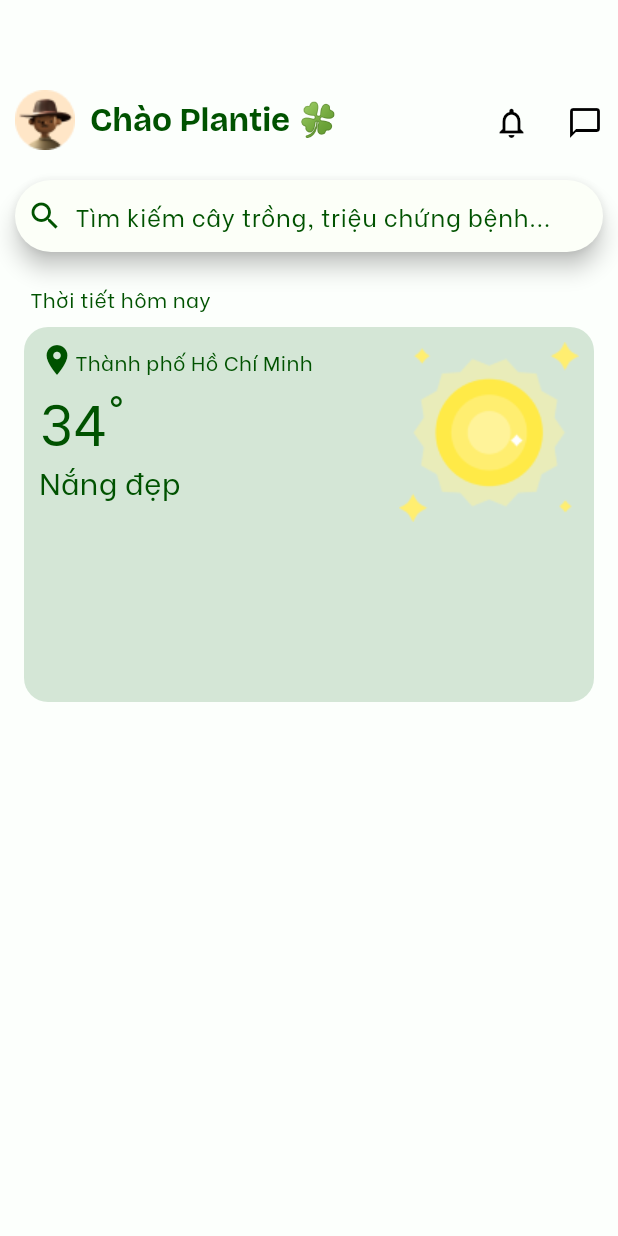
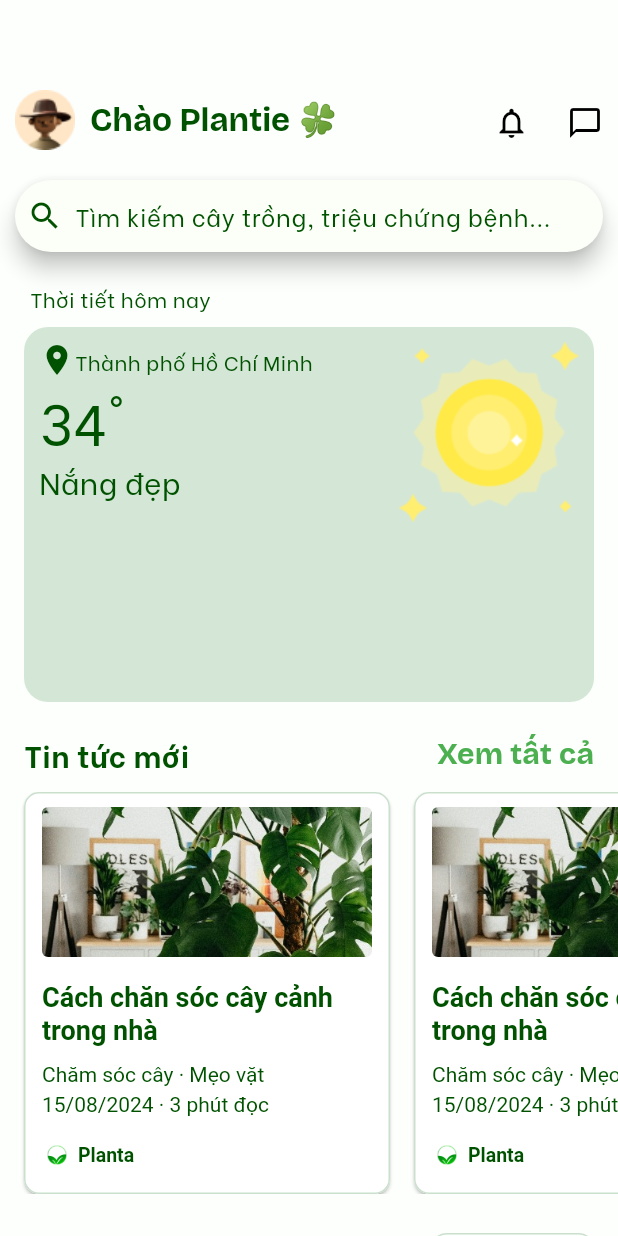
Before and after one commit to FakerHecker/AISC2024, a Flutter app: the screen it shows after launch, on a phone screen of 412 x 824 dp. Run offline on Flutter 3.47's test engine with Material 3 defaults, Android fonts, the phone set to English and light mode, and no system bars.

Commit message:
Add Hint and News section

```diff
--- /dev/null
+++ b/lib/components/news_card.dart
@@ -0,0 +1,94 @@
+import 'package:flutter/material.dart';
+
+class NewsCard extends StatelessWidget {
+  const NewsCard({super.key});
+
+  @override
+  Widget build(BuildContext context) {
+    return ElevatedButton(
+        onPressed: () {
+          // TODO: Xử lý điều hướng tới bài đăng
+          print('Button news card clicked!');
+        },
+        style: ElevatedButton.styleFrom(
+          shape: RoundedRectangleBorder(
+              borderRadius: BorderRadius.circular(10),
+              side: const BorderSide(color: Color(0xFFCAE0CD), width: 1)),
+          backgroundColor: Colors.white,
+          padding: const EdgeInsets.symmetric(horizontal: 12, vertical: 10),
+          textStyle: const TextStyle(
+            color: Colors.white,
+            fontSize: 16,
+          ),
+        ),
+        child:
+
+        Container(
+          width: 220,
+          height: 248,
+          child: Padding(
+            padding: const EdgeInsets.symmetric(horizontal: 0),
+            child: Column(
+              crossAxisAlignment: CrossAxisAlignment.start,
+              children: [
+                ClipRRect(
+                  borderRadius: BorderRadius.circular(4),
+                  child: Container(
+                    width: 220,
+                    child: Center(
+                      child:
+                      Image.asset(
+                          "assets/images/news-image.jpg",
+                          fit: BoxFit.cover,
+                          height: 100,
+                          width: double.infinity
+                      ),
+                    ),
+                  ) ,
+                ),
+                SizedBox(height: 16,),
+                Text("Cách chăn sóc cây cảnh trong nhà",
+                  style: TextStyle(
+                      fontSize: 18,
+                      height: 1.2,
+                      fontWeight: FontWeight.bold,
+                      color: Color(0xFF005200)
+                  ),),
+                SizedBox(height: 10,),
+                Text("Chăm sóc cây · Mẹo vặt",
+                  style: TextStyle(
+                      fontSize: 14,
+                      color: Color(0xFF005200)
+                  ),),
+                SizedBox(height: 4,),
+                Text("15/08/2024 · 3 phút đọc",
+                  style: TextStyle(
+                      fontSize: 14,
+                      color: Color(0xFF005200)
+                  ),),
+                SizedBox(height: 16,),
+                Row(
+                  children: [
+                    Container(
+                      child: Image.asset(
+                        "assets/images/avatar.png",
+                        height: 20,
+                      ),
+                    ),
+                    SizedBox(width: 4,),
+                    Text("Planta",
+                      style: TextStyle(
+                          fontSize: 13,
+                          fontWeight: FontWeight.bold,
+                          color: Color(0xFF005200)
+                      ),),
+                  ],
+                )
+              ],
+            ),
+          ),
+        )
+      //[,]
+    );
+  }
+}
--- /dev/null
+++ b/lib/pages/home/hint/hint_section.dart
@@ -0,0 +1,103 @@
+import 'package:flutter/material.dart';
+
+import '../../../components/hint_card.dart';
+
+class HintCardList extends StatelessWidget {
+  @override
+  Widget build(BuildContext context) {
+    return Padding(
+      padding: EdgeInsets.only(left: 16, right: 16),
+      child: Column(children: [
+        Padding(
+          padding: EdgeInsets.only(top: 8, bottom: 8),
+          child: Row(
+            mainAxisAlignment: MainAxisAlignment.spaceBetween,
+            children: [HintCard(), HintCard()],
+          ),
+        ),
+        Padding(
+          padding: EdgeInsets.only(top: 8, bottom: 8),
+          child: Row(
+            mainAxisAlignment: MainAxisAlignment.spaceBetween,
+            children: [HintCard(), HintCard()],
+          ),
+        ),
+        Padding(
+          padding: EdgeInsets.only(top: 8, bottom: 8),
+          child: Row(
+            mainAxisAlignment: MainAxisAlignment.spaceBetween,
+            children: [HintCard()],
+          ),
+        )
+      ]),
+    );
+  }
+}
+
+class HintDropDown extends StatefulWidget {
+  const HintDropDown({Key? key}) : super(key: key);
+
+  @override
+  State<HintDropDown> createState() => _HintDropDownState();
+}
+
+class _HintDropDownState extends State<HintDropDown> {
+  String sortValue = "popular";
+
+  @override
+  Widget build(BuildContext context) {
+    return DropdownButton<String>(
+      value: sortValue,
+      icon: const Icon(Icons.arrow_drop_down),
+      isDense: true,
+      underline: SizedBox.shrink(),
+      padding: EdgeInsets.only(left: 14, right: 6, top: 4, bottom: 4),
+      style: const TextStyle(color: Color(0xFF005200), fontSize: 16),
+      onChanged: (String? newValue) {
+        setState(() {
+          sortValue = newValue!;
+        });
+      },
+      items: const [
+        DropdownMenuItem(value: 'popular', child: Text("Phổ biến")),
+        DropdownMenuItem(value: 'new', child: Text("Mới nhất")),
+      ],
+    );
+  }
+}
+
+class HintSection extends StatelessWidget {
+  final String dropdownValue = "Phổ biến";
+
+  @override
+  Widget build(BuildContext context) {
+    return Container(
+      child: Column(
+        children: [
+          Padding(
+            padding: EdgeInsets.only(left: 16, right: 16, top: 16, bottom: 6),
+            child: Row(
+              mainAxisAlignment: MainAxisAlignment.spaceBetween,
+              children: [
+                Text(
+                  "Gợi ý cho bạn",
+                  style: TextStyle(
+                      fontSize: 20,
+                      fontWeight: FontWeight.bold,
+                      color: Color(0xFF005200)),
+                ),
+                Container(
+                  decoration: BoxDecoration(
+                      border: Border.all(color: Color(0xFFCAE0CD), width: 1),
+                      borderRadius: BorderRadius.circular(10)),
+                  child: HintDropDown(),
+                )
+              ],
+            ),
+          ),
+          HintCardList()
+        ],
+      ),
+    );
+  }
+}
--- /dev/null
+++ b/lib/pages/home/news/new_section.dart
@@ -0,0 +1,67 @@
+import 'package:flutter/material.dart';
+import 'package:planta/components/news_card.dart';
+
+class NewsCardList extends StatelessWidget {
+  @override
+  Widget build(BuildContext context) {
+    return SingleChildScrollView(
+      scrollDirection: Axis.horizontal,
+      padding: EdgeInsets.only(left: 16, right: 16),
+      child: Row (
+        children: [
+          NewsCard(),
+          SizedBox(width: 16,),
+          NewsCard(),
+          SizedBox(width: 16,),
+          NewsCard(),
+        ],
+      ),
+    );
+  }
+}
+
+class NewsSection extends StatelessWidget {
+  @override
+  Widget build(BuildContext context) {
+    return Container(
+      child: Column(
+        children: [
+          Padding(
+            padding: EdgeInsets.only(left: 16),
+            child: Row(
+              mainAxisAlignment: MainAxisAlignment.spaceBetween,
+              children: [
+                Text(
+                  "Tin tức mới",
+                  style: TextStyle(
+                      fontSize: 20,
+                      fontWeight: FontWeight.bold,
+                      color: Color(0xFF005200)),
+                ),
+                TextButton(
+                    style: TextButton.styleFrom(
+                        padding: EdgeInsets.only(left: 16, right: 16, bottom: 10, top: 10),
+                        overlayColor: Colors.transparent
+                    ),
+                    onPressed: () {
+                      print("Navigate to all news");
+                    },
+                    child: Text(
+                      "Xem tất cả",
+                      style: TextStyle(
+                          fontSize: 20,
+                          fontWeight: FontWeight.bold,
+                          color: Colors.green),
+                    ))
+              ],
+            ),
+          ),
+          SizedBox(height: 1),
+          NewsCardList()
+        ],
+      ),
+    );
+  }
+
+
+}
```
Also changed, not shown: lib/components/hint_card.dart (added, +116 -0 lines), lib/pages/home/home_view.dart (+8 -1 lines), assets/images/avatar.png (added), assets/images/news-image.jpg (added).
